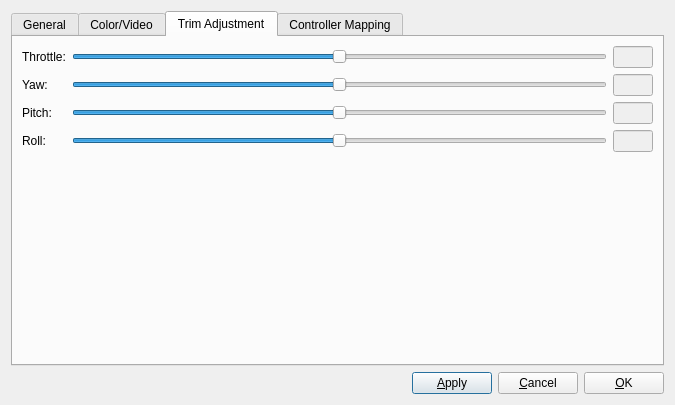
gcsmith/ktgt-uav-desktop, file heliview/src/SettingsDialog.ui: the form before one commit.
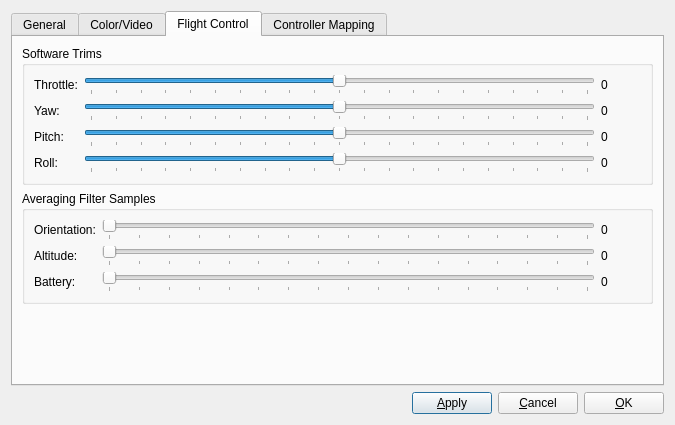
The form after the commit. The open tabs and pages were chosen to show the change.

Commit message: add signals for trim and filter controls

What changed in the file:
```diff
--- a/heliview/src/SettingsDialog.ui
+++ b/heliview/src/SettingsDialog.ui
@@ -7,13 +7,13 @@
     <x>0</x>
     <y>0</y>
     <width>675</width>
-    <height>405</height>
+    <height>425</height>
    </rect>
   </property>
   <property name="minimumSize">
    <size>
     <width>675</width>
-    <height>405</height>
+    <height>425</height>
    </size>
   </property>
   <property name="windowTitle">
@@ -480,172 +480,205 @@
      </widget>
      <widget class="QWidget" name="tabTrimAdjustment">
       <attribute name="title">
-       <string>Trim Adjustment</string>
+       <string>Flight Control</string>
       </attribute>
       <layout class="QGridLayout" name="gridLayout_5">
-       <item row="0" column="1">
-        <widget class="QSlider" name="slideThrottle">
-         <property name="maximum">
-          <number>100</number>
+       <item row="6" column="0">
+        <widget class="QGroupBox" name="groupBox_4">
+         <property name="title">
+          <string>Software Trims</string>
          </property>
-         <property name="sliderPosition">
-          <number>50</number>
-         </property>
-         <property name="orientation">
-          <enum>Qt::Horizontal</enum>
-         </property>
+         <layout class="QGridLayout" name="gridLayout_10">
+          <item row="0" column="0">
+           <widget class="QLabel" name="lblThrottle">
+            <property name="text">
+             <string>Throttle:</string>
+            </property>
+           </widget>
+          </item>
+          <item row="0" column="1">
+           <widget class="QSlider" name="slideThrottleTrim">
+            <property name="minimum">
+             <number>-1000</number>
+            </property>
+            <property name="maximum">
+             <number>1000</number>
+            </property>
+            <property name="pageStep">
+             <number>100</number>
+            </property>
+            <property name="value">
+             <number>0</number>
+            </property>
+            <property name="sliderPosition">
+             <number>0</number>
+            </property>
+            <property name="orientation">
+             <enum>Qt::Horizontal</enum>
+            </property>
+            <property name="tickPosition">
+             <enum>QSlider::TicksBelow</enum>
+            </property>
+            <property name="tickInterval">
+             <number>100</number>
+            </property>
+           </widget>
+          </item>
+          <item row="1" column="0">
+           <widget class="QLabel" name="lblYaw">
+            <property name="text">
+             <string>Yaw:</string>
+            </property>
+           </widget>
+          </item>
+          <item row="1" column="1">
+           <widget class="QSlider" name="slideYawTrim">
+            <property name="minimum">
+             <number>-1000</number>
+            </property>
+            <property name="maximum">
+             <number>1000</number>
+            </property>
+            <property name="pageStep">
+             <number>100</number>
+            </property>
+            <property name="value">
+             <number>0</number>
+            </property>
+            <property name="sliderPosition">
+             <number>0</number>
+            </property>
+            <property name="orientation">
+             <enum>Qt::Horizontal</enum>
+            </property>
+            <property name="tickPosition">
+             <enum>QSlider::TicksBelow</enum>
+            </property>
+            <property name="tickInterval">
+             <number>100</number>
+            </property>
+           </widget>
+          </item>
+          <item row="2" column="0">
+           <widget class="QLabel" name="lblPitch">
+            <property name="text">
+             <string>Pitch:</string>
+            </property>
+           </widget>
+          </item>
+          <item row="2" column="1">
+           <widget class="QSlider" name="slidePitchTrim">
+            <property name="minimum">
+             <number>-1000</number>
+            </property>
+            <property name="maximum">
+             <number>1000</number>
+            </property>
+            <property name="pageStep">
+             <number>100</number>
+            </property>
+            <property name="value">
+             <number>0</number>
+            </property>
+            <property name="sliderPosition">
+             <number>0</number>
+            </property>
+            <property name="orientation">
+             <enum>Qt::Horizontal</enum>
+            </property>
+            <property name="tickPosition">
+             <enum>QSlider::TicksBelow</enum>
+            </property>
+           </widget>
+          </item>
+          <item row="3" column="0">
+           <widget class="QLabel" name="lblRoll">
+            <property name="text">
+             <string>Roll:</string>
+            </property>
+           </widget>
+          </item>
+          <item row="3" column="1">
+           <widget class="QSlider" name="slideRollTrim">
+            <property name="minimum">
+             <number>-1000</number>
+            </property>
+            <property name="maximum">
+             <number>1000</number>
+            </property>
+            <property name="pageStep">
+             <number>100</number>
+            </property>
+            <property name="value">
+             <number>0</number>
+            </property>
+            <property name="sliderPosition">
+             <number>0</number>
+            </property>
+            <property name="orientation">
+             <enum>Qt::Horizontal</enum>
+            </property>
+            <property name="tickPosition">
+             <enum>QSlider::TicksBelow</enum>
+            </property>
+           </widget>
+          </item>
+          <item row="0" column="2">
+           <widget class="QLabel" name="lblThrottleTrim">
+            <property name="minimumSize">
+             <size>
+              <width>40</width>
+              <height>0</height>
+             </size>
+            </property>
+            <property name="text">
+             <string>0</string>
+            </property>
+           </widget>
+          </item>
+          <item row="1" column="2">
+           <widget class="QLabel" name="lblYawTrim">
+            <property name="minimumSize">
+             <size>
+              <width>40</width>
+              <height>0</height>
+             </size>
+            </property>
+            <property name="text">
+             <string>0</string>
+            </property>
+           </widget>
+          </item>
+          <item row="2" column="2">
+           <widget class="QLabel" name="lblPitchTrim">
+            <property name="minimumSize">
+             <size>
+              <width>40</width>
+              <height>0</height>
+             </size>
+            </property>
+            <property name="text">
+             <string>0</string>
+            </property>
+           </widget>
+          </item>
+          <item row="3" column="2">
+           <widget class="QLabel" name="lblRollTrim">
+            <property name="minimumSize">
+             <size>
+              <width>40</width>
+              <height>0</height>
+             </size>
+            </property>
+            <property name="text">
+             <string>0</string>
+            </property>
+           </widget>
+          </item>
+         </layout>
         </widget>
        </item>
-       <item row="2" column="1">
-        <widget class="QSlider" name="slideYaw">
-         <property name="minimum">
-          <number>0</number>
-         </property>
-         <property name="maximum">
-          <number>100</number>
-         </property>
-         <property name="sliderPosition">
-          <number>50</number>
-         </property>
-         <property name="orientation">
-          <enum>Qt::Horizontal</enum>
-         </property>
-        </widget>
-       </item>
-       <item row="3" column="1">
-        <widget class="QSlider" name="slidePitch">
-         <property name="maximum">
-          <number>100</number>
-         </property>
-         <property name="sliderPosition">
-          <number>50</number>
-         </property>
-         <property name="orientation">
-          <enum>Qt::Horizontal</enum>
-         </property>
-        </widget>
-       </item>
-       <item row="5" column="1">
-        <widget class="QSlider" name="slideRoll">
-         <property name="maximum">
-          <number>100</number>
-         </property>
-         <property name="sliderPosition">
-          <number>50</number>
-         </property>
-         <property name="orientation">
-          <enum>Qt::Horizontal</enum>
-         </property>
-        </widget>
-       </item>
-       <item row="0" column="0">
-        <widget class="QLabel" name="lblThrottle">
-         <property name="text">
-          <string>Throttle:</string>
-         </property>
-        </widget>
-       </item>
-       <item row="2" column="0">
-        <widget class="QLabel" name="lblYaw">
-         <property name="text">
-          <string>Yaw:</string>
-         </property>
-        </widget>
-       </item>
-       <item row="3" column="0">
-        <widget class="QLabel" name="lblPitch">
-         <property name="text">
-          <string>Pitch:</string>
-         </property>
-        </widget>
-       </item>
-       <item row="5" column="0">
-        <widget class="QLabel" name="lblRoll">
-         <property name="text">
-          <string>Roll:</string>
-         </property>
-        </widget>
-       </item>
-       <item row="0" column="2">
-        <widget class="QLineEdit" name="lineEdit">
-         <property name="enabled">
-          <bool>false</bool>
-         </property>
-         <property name="sizePolicy">
-          <sizepolicy hsizetype="Fixed" vsizetype="Fixed">
-           <horstretch>0</horstretch>
-           <verstretch>0</verstretch>
-          </sizepolicy>
-         </property>
-         <property name="maximumSize">
-          <size>
-           <width>40</width>
-           <height>16777215</height>
-          </size>
-         </property>
-        </widget>
-       </item>
-       <item row="2" column="2">
-        <widget class="QLineEdit" name="lineEdit_2">
-         <property name="enabled">
-          <bool>false</bool>
-         </property>
-         <property name="sizePolicy">
-          <sizepolicy hsizetype="Fixed" vsizetype="Fixed">
-           <horstretch>0</horstretch>
-           <verstretch>0</verstretch>
-          </sizepolicy>
-         </property>
-         <property name="maximumSize">
-          <size>
-           <width>40</width>
-           <height>16777215</height>
-          </size>
-         </property>
-        </widget>
-       </item>
-       <item row="3" column="2">
-        <widget class="QLineEdit" name="lineEdit_3">
-         <property name="enabled">
-          <bool>false</bool>
-         </property>
-         <property name="sizePolicy">
-          <sizepolicy hsizetype="Fixed" vsizetype="Fixed">
-           <horstretch>0</horstretch>
-           <verstretch>0</verstretch>
-          </sizepolicy>
-         </property>
-         <property name="maximumSize">
-          <size>
-           <width>40</width>
-           <height>16777215</height>
-          </size>
-         </property>
-        </widget>
-       </item>
-       <item row="5" column="2">
-        <widget class="QLineEdit" name="lineEdit_4">
-         <property name="enabled">
-          <bool>false</bool>
-         </property>
-         <property name="sizePolicy">
-          <sizepolicy hsizetype="Fixed" vsizetype="Fixed">
-           <horstretch>0</horstretch>
-           <verstretch>0</verstretch>
-          </sizepolicy>
-         </property>
-         <property name="maximumSize">
-          <size>
-           <width>40</width>
-           <height>16777215</height>
-          </size>
-         </property>
-         <property name="maxLength">
-          <number>32768</number>
-         </property>
-        </widget>
-       </item>
-       <item row="6" column="1">
+       <item row="8" column="0">
         <spacer name="verticalSpacer_4">
          <property name="orientation">
           <enum>Qt::Vertical</enum>
@@ -658,6 +691,132 @@
          </property>
         </spacer>
        </item>
+       <item row="7" column="0">
+        <widget class="QGroupBox" name="groupBox_5">
+         <property name="title">
+          <string>Averaging Filter Samples</string>
+         </property>
+         <layout class="QGridLayout" name="gridLayout_11">
+          <item row="0" column="0">
+           <widget class="QLabel" name="lblOrientation">
+            <property name="text">
+             <string>Orientation:</string>
+            </property>
+           </widget>
+          </item>
+          <item row="1" column="0">
+           <widget class="QLabel" name="lblAltitude">
+            <property name="text">
+             <string>Altitude:</string>
+            </property>
+           </widget>
+          </item>
+          <item row="0" column="3">
+           <widget class="QLabel" name="lblOrientationFilter">
+            <property name="minimumSize">
+             <size>
+              <width>40</width>
+              <height>0</height>
+             </size>
+            </property>
+            <property name="text">
+             <string>0</string>
+            </property>
+           </widget>
+          </item>
+          <item row="1" column="3">
+           <widget class="QLabel" name="lblAltitudeFilter">
+            <property name="minimumSize">
+             <size>
+              <width>40</width>
+              <height>0</height>
+             </size>
+            </property>
+            <property name="text">
+             <string>0</string>
+            </property>
+           </widget>
+          </item>
+          <item row="2" column="0">
+           <widget class="QLabel" name="lblBattery">
+            <property name="text">
+             <string>Battery:</string>
+            </property>
+           </widget>
+          </item>
+          <item row="2" column="1">
+           <widget class="QSlider" name="slideBatteryFilter">
+            <property name="maximum">
+             <number>64</number>
+            </property>
+            <property name="pageStep">
+             <number>4</number>
+            </property>
+            <property name="orientation">
+             <enum>Qt::Horizontal</enum>
+            </property>
+            <property name="tickPosition">
+             <enum>QSlider::TicksBelow</enum>
+            </property>
+            <property name="tickInterval">
+             <number>4</number>
+            </property>
+           </widget>
+          </item>
+          <item row="1" column="1">
+           <widget class="QSlider" name="slideAltitudeFilter">
+            <property name="maximum">
+             <number>64</number>
+            </property>
+            <property name="pageStep">
+             <number>4</number>
+            </property>
+            <property name="orientation">
+             <enum>Qt::Horizontal</enum>
+            </property>
+            <property name="tickPosition">
+             <enum>QSlider::TicksBelow</enum>
+            </property>
+            <property name="tickInterval">
+             <number>4</number>
+            </property>
+           </widget>
+          </item>
+          <item row="0" column="1">
+           <widget class="QSlider" name="slideOrientationFilter">
+            <property name="maximum">
+             <number>64</number>
+            </property>
+            <property name="pageStep">
+             <number>4</number>
+            </property>
+            <property name="orientation">
+             <enum>Qt::Horizontal</enum>
+            </property>
+            <property name="tickPosition">
+             <enum>QSlider::TicksBelow</enum>
+            </property>
+            <property name="tickInterval">
+             <number>4</number>
+            </property>
+           </widget>
+          </item>
+          <item row="2" column="3">
+           <widget class="QLabel" name="lblBatteryFilter">
+            <property name="minimumSize">
+             <size>
+              <width>40</width>
+              <height>0</height>
+             </size>
+            </property>
+            <property name="text">
+             <string>0</string>
+            </property>
+           </widget>
+          </item>
+         </layout>
+        </widget>
+       </item>
       </layout>
      </widget>
      <widget class="QWidget" name="tabControllerMapping">
```
Left out of the diff: 261 changed lines with no effect on the pictures. The commit also changes 3 other files.
